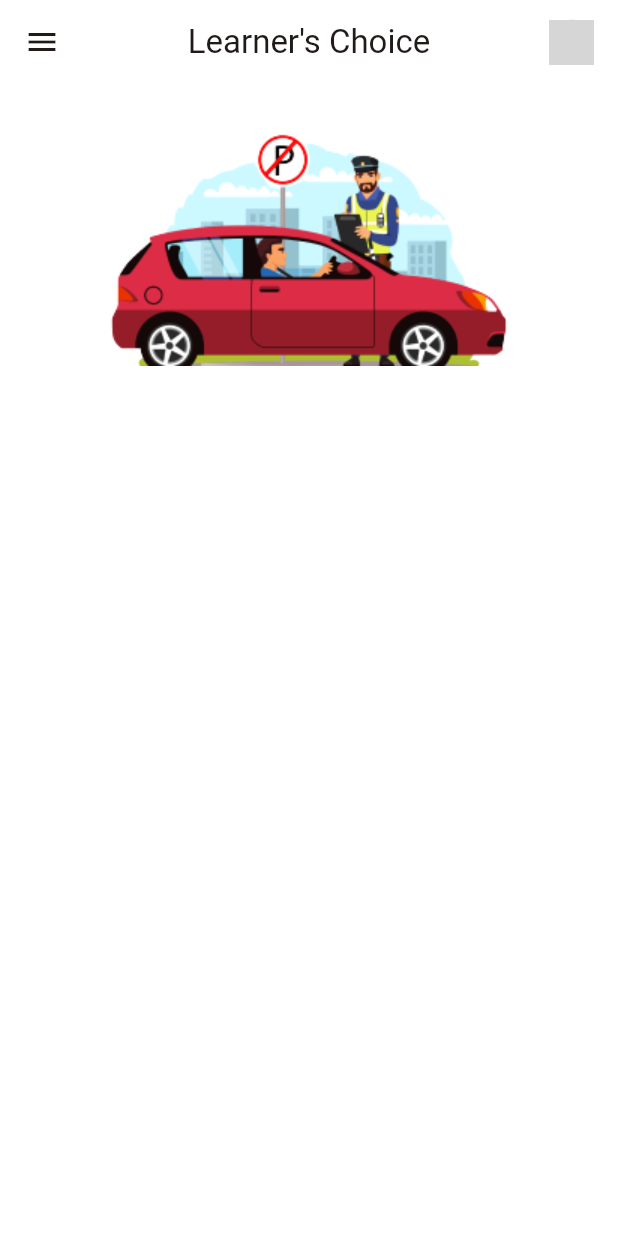
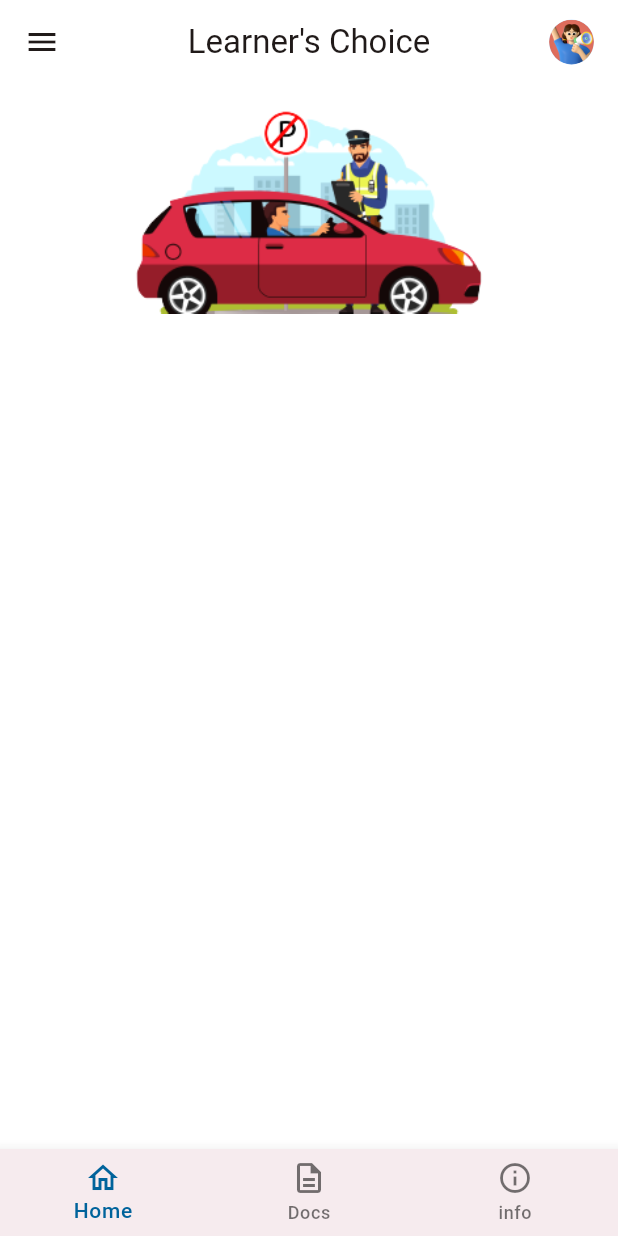
Before and after one commit to sacrilegioushero220/Learners-Choice-App, a Flutter app: the screen it shows after launch, on a phone screen of 412 x 824 dp. Run offline on Flutter 3.47's test engine with Material 2 defaults, Android fonts, the phone set to English and light mode, and no system bars; our stand-ins replace google_fonts; grey boxes are pictures that could not be loaded.

Commit message:
Added Navigation bar and seperated the 3 screens

```diff
--- a/lib/app.dart
+++ b/lib/app.dart
@@ -2,7 +2,7 @@ import 'package:flutter/material.dart';
 import 'package:learners_choice_app/core/Theme/color_schemes.g.dart';
 import 'package:learners_choice_app/core/Theme/text_theme.dart';
 
-import 'package:learners_choice_app/features/Intro/home/presentation/home_screen.dart';
+import 'package:learners_choice_app/features/Intro/home/presentation/home.dart';
 
 class App extends StatelessWidget {
   const App({super.key});
@@ -16,7 +16,7 @@ class App extends StatelessWidget {
           textTheme: CustomTextTheme.customDarkTextTheme),
       // darkTheme: ThemeData(useMaterial3: true, colorScheme: da rkColorScheme),
       home: const Scaffold(
-        body: HomeScreen(),
+        body: Home(),
       ),
       debugShowCheckedModeBanner: false,
     );
--- a/lib/core/constants/text.dart
+++ b/lib/core/constants/text.dart
@@ -22,3 +22,4 @@ String imageSubtitle = "Lets set image of you";
 //HomeScreen
 String carHomePage = "assets/Images/homescreen/car.png";
 String appBarTitle = "Learner's Choice";
+String avatar1Path = "assets/avatars/1.png";
--- /dev/null
+++ b/lib/features/Intro/home/presentation/docs_screen.dart
@@ -0,0 +1,10 @@
+import 'package:flutter/material.dart';
+
+class DocsScreen extends StatelessWidget {
+  const DocsScreen({super.key});
+
+  @override
+  Widget build(BuildContext context) {
+    return Container();
+  }
+}
--- /dev/null
+++ b/lib/features/Intro/home/presentation/home.dart
@@ -0,0 +1,57 @@
+import 'package:flutter/material.dart';
+import 'package:learners_choice_app/core/extensions/color_extention.dart';
+import 'package:learners_choice_app/features/Intro/home/presentation/docs_screen.dart';
+import 'package:learners_choice_app/features/Intro/home/presentation/home_screen.dart';
+import 'package:learners_choice_app/features/Intro/home/presentation/info_screen.dart';
+
+// ignore: must_be_immutable
+class Home extends StatefulWidget {
+  const Home({super.key});
+
+  @override
+  State<Home> createState() => _HomeState();
+}
+
+class _HomeState extends State<Home> {
+  List<Widget> screens = [
+    const HomeScreen(),
+    const DocsScreen(),
+    const InfoScreen(),
+  ];
+  int _selectedIndex = 0;
+
+  void _onItemTapped(int index) {
+    setState(() {
+      _selectedIndex = index;
+    });
+  }
+
+  @override
+  Widget build(BuildContext context) {
+    return Scaffold(
+      backgroundColor: context.onPrimary,
+      body: screens[_selectedIndex],
+      bottomNavigationBar: BottomNavigationBar(
+        backgroundColor: context.surfaceVariant,
+        items: const [
+          BottomNavigationBarItem(
+            icon: Icon(
+              Icons.home_outlined,
+            ),
+            label: "Home",
+          ),
+          BottomNavigationBarItem(
+            icon: Icon(Icons.description_outlined),
+            label: "Docs",
+          ),
+          BottomNavigationBarItem(
+            icon: Icon(Icons.info_outlined),
+            label: "info",
+          ),
+        ],
+        currentIndex: _selectedIndex,
+        onTap: _onItemTapped,
+      ),
+    );
+  }
+}
--- a/lib/features/Intro/home/presentation/home_screen.dart
+++ b/lib/features/Intro/home/presentation/home_screen.dart
@@ -18,14 +18,14 @@ class HomeScreen extends StatelessWidget {
         }),
         title: Text(appBarTitle),
         centerTitle: true,
-        actions: const [
+        actions: [
           Padding(
-            padding: EdgeInsets.only(right: 16.0),
+            padding: const EdgeInsets.only(right: 16.0),
             child: SizedBox(
               width: 30,
               height: 30,
               child: CircleAvatar(
-                backgroundImage: AssetImage("assets/avatar.png"),
+                backgroundImage: AssetImage(avatar1Path),
               ),
             ),
           ),
@@ -36,11 +36,11 @@ class HomeScreen extends StatelessWidget {
           crossAxisAlignment: CrossAxisAlignment.stretch,
           children: [
             const SizedBox(
-              height: 30,
+              height: 15,
             ),
             buildImageWidget(
-              width: 298,
-              height: 158,
+              width: 278,
+              height: 138,
               imagePath: carHomePage,
             )
           ],
--- /dev/null
+++ b/lib/features/Intro/home/presentation/info_screen.dart
@@ -0,0 +1,10 @@
+import 'package:flutter/material.dart';
+
+class InfoScreen extends StatelessWidget {
+  const InfoScreen({super.key});
+
+  @override
+  Widget build(BuildContext context) {
+    return Container();
+  }
+}
--- a/pubspec.yaml
+++ b/pubspec.yaml
@@ -23,3 +23,4 @@ flutter:
     - assets/Images/namescreen/
     - assets/Images/imagescreen/
     - assets/Images/homescreen/
+    - assets/avatars/
```
Also changed, not shown: assets/avatars/1.png (added), lib/core/Theme/color_schemes.g.dart.
